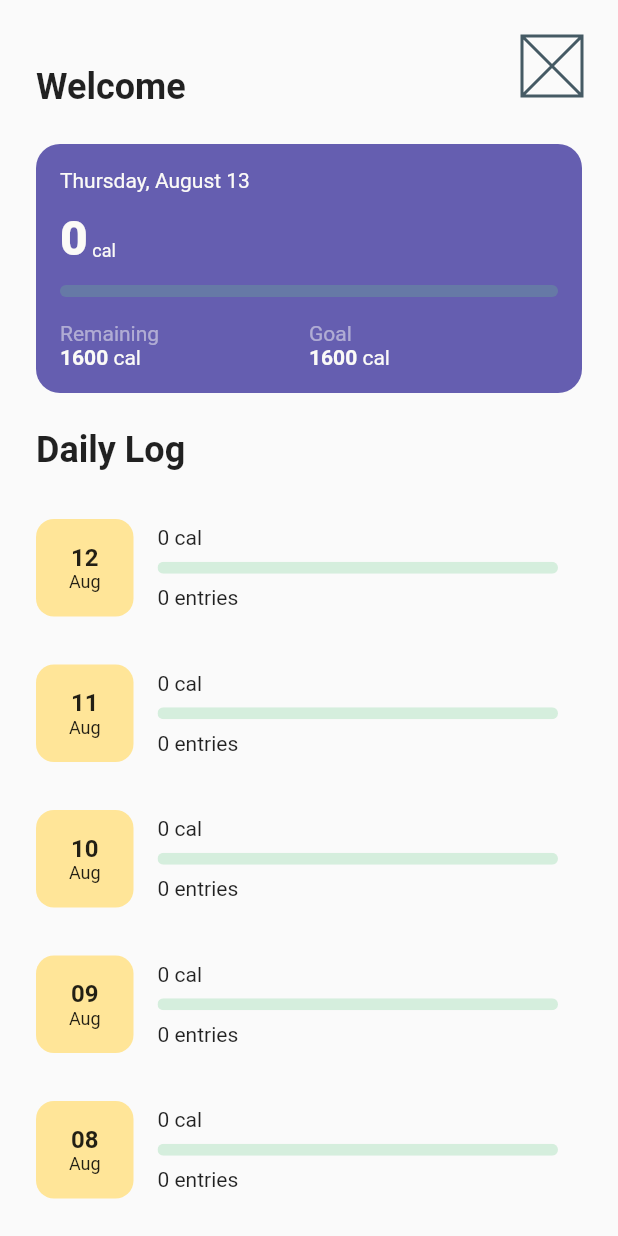
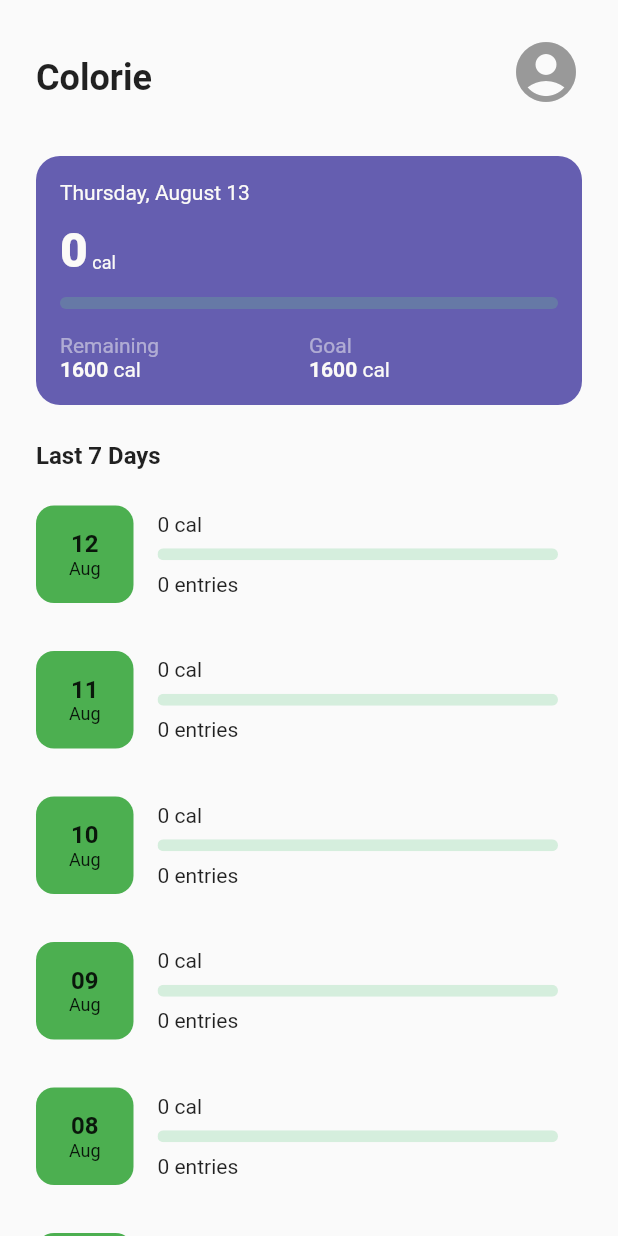
Before and after one commit to elvenstudios/Colorie-2.0, a Flutter app: the screen it shows after launch, on a phone screen of 412 x 824 dp. Run offline on Flutter 3.47's test engine with Material 2 defaults, Android fonts, the phone set to English and light mode, and no system bars; our stand-ins replace hive, hive_flutter; accounts and stored records are empty; generated files the repository leaves out were written again.

Commit message:
small changes

```diff
--- a/lib/screens/home_screen.dart
+++ b/lib/screens/home_screen.dart
@@ -3,6 +3,7 @@ import 'package:colorie/providers/log_provider.dart';
 import 'package:colorie/providers/member_provider.dart';
 import 'package:colorie/screens/day_details_screen.dart';
 import 'package:colorie/screens/profile_screen.dart';
+import 'package:colorie/theme/brand_colors.dart';
 import 'package:colorie/widgets/calorie_card.dart';
 import 'package:colorie/widgets/log_day.dart';
 import 'package:flutter/material.dart';
@@ -63,10 +64,10 @@ class HomeScreen extends StatelessWidget {
                           padding: const EdgeInsets.all(24.0),
                           child: Row(
                             mainAxisAlignment: MainAxisAlignment.spaceBetween,
-                            crossAxisAlignment: CrossAxisAlignment.end,
+                            crossAxisAlignment: CrossAxisAlignment.center,
                             children: <Widget>[
                               const Text(
-                                'Welcome',
+                                'Colorie',
                                 style: TextStyle(fontWeight: FontWeight.bold, fontSize: 24),
                               ),
                               Padding(
@@ -78,9 +79,10 @@ class HomeScreen extends StatelessWidget {
                                       onTap: () => Navigator.of(context).push<dynamic>(
                                         MaterialPageRoute<dynamic>(builder: (BuildContext context) => ProfileScreen()),
                                       ),
-                                      child: const Placeholder(
-                                        fallbackHeight: 40,
-                                        fallbackWidth: 40,
+                                      child: Icon(
+                                        Icons.account_circle,
+                                        size: 48,
+                                        color: grey_2,
                                       ),
                                     ),
                                   ),
@@ -102,6 +104,7 @@ class HomeScreen extends StatelessWidget {
                                   ),
                                 ),
                                 child: CalorieCard(
+                                  enableDatePicker: true,
                                   log: selectedDayLog,
                                   calorieGoal: memberProvider.calorieGoal,
                                   borderRadius: const BorderRadius.all(Radius.circular(16)),
@@ -112,11 +115,11 @@ class HomeScreen extends StatelessWidget {
                         ),
                         if (lastSevenLogs.isNotEmpty)
                           const Padding(
-                            padding: EdgeInsets.only(top: 24, left: 24.0, bottom: 16),
+                            padding: EdgeInsets.only(top: 24, left: 24.0, bottom: 8),
                             child: Text(
-                              'Daily Log',
+                              'Last 7 Days',
                               style: TextStyle(
-                                fontSize: 24,
+                                fontSize: 16,
                                 fontWeight: FontWeight.bold,
                               ),
                             ),
--- a/lib/theme/app_theme.dart
+++ b/lib/theme/app_theme.dart
@@ -9,12 +9,21 @@ final ThemeData theme = ThemeData(
   buttonColor: yellow,
   dividerColor: grey_1,
   errorColor: red,
-//  colorScheme: ColorScheme(
-//    background: Colors.green,
-//    primary: purple,
-//    onBackground: purple,
-//    primaryVariant: yellow,
-//  ),
+  colorScheme: ColorScheme(
+    background: Colors.green,
+    primary: purple,
+    onBackground: purple,
+    primaryVariant: yellow,
+    secondary: Colors.green,
+    onPrimary: white,
+    onSurface: black,
+    secondaryVariant: Colors.yellow,
+    surface: Colors.purple,
+    error: red,
+    onError: white,
+    onSecondary: white,
+    brightness: Brightness.light,
+  ),
 );
 
 // dark theme
--- a/lib/widgets/add_entry.dart
+++ b/lib/widgets/add_entry.dart
@@ -142,10 +142,11 @@ class _AddEntryState extends State<AddEntry> {
                   shape: RoundedRectangleBorder(borderRadius: BorderRadius.circular(30)),
                   onPressed: formComplete
                       ? () async {
+                          print(gramsController.text);
                           widget.log.entries.add(LogEntry(
                             name: nameController.text,
-                            calories: int.parse(caloriesController.text).toDouble(),
-                            grams: int.parse(gramsController.text).toDouble(),
+                            calories: double.parse(caloriesController.text).toDouble(),
+                            grams: double.parse(gramsController.text).toDouble(),
                             type: value,
                           ));
                           await logProvider.updateLog(widget.log);
--- a/lib/widgets/calorie_card.dart
+++ b/lib/widgets/calorie_card.dart
@@ -11,11 +11,13 @@ class CalorieCard extends StatelessWidget {
     @required this.borderRadius,
     @required this.calorieGoal,
     @required this.log,
+    this.enableDatePicker = false,
   });
 
   final BorderRadius borderRadius;
   final double calorieGoal;
   final Log log;
+  final bool enableDatePicker;
 
   @override
   Widget build(BuildContext context) {
@@ -28,9 +30,12 @@ class CalorieCard extends StatelessWidget {
           child: Column(
             children: <Widget>[
               Row(
+                crossAxisAlignment: CrossAxisAlignment.center,
+                mainAxisAlignment: MainAxisAlignment.spaceBetween,
                 children: <Widget>[
                   GestureDetector(
                     onTap: () async {
+                      if (enableDatePicker) {
                         final DateTime selectedDate = await showDatePicker(
                           context: context,
                           initialDate: log.date,
@@ -38,12 +43,22 @@ class CalorieCard extends StatelessWidget {
                           lastDate: DateTime(2222),
                         );
                         logProvider.selectedDay = selectedDate;
+                      }
                     },
                     child: Text(
                       '${DateFormat('MMMMEEEEd').format(log.date)}',
                       style: const TextStyle(
                         color: white,
                       ),
+                    ),
+                  ),
+                  if (DateFormat('MMMMEEEEd').format(log.date) != DateFormat('MMMMEEEEd').format(DateTime.now()))
+                    GestureDetector(
+                      onTap: () => logProvider.selectedDay = DateTime.now(),
+                      child: Icon(
+                        Icons.calendar_today,
+                        color: white,
+                        size: 16,
                       ),
                     ),
                 ],
```
Also changed, not shown: pubspec.yaml (+7 -7 lines), pubspec.lock. Lines whose indentation alone changed are shown as unchanged.
